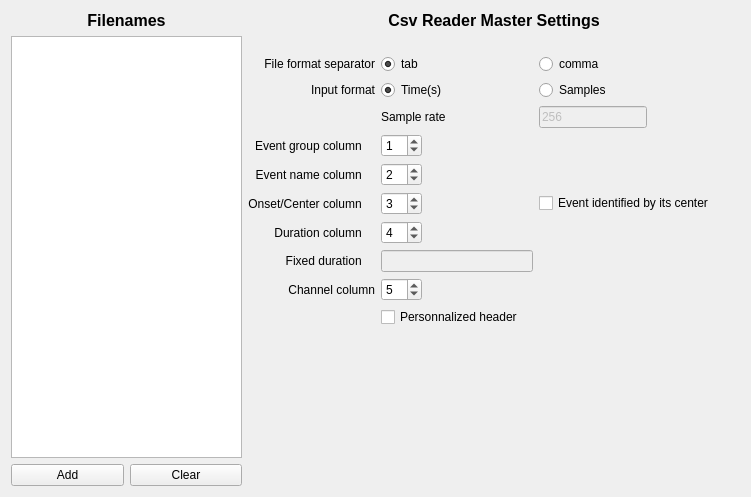
The window that modules/CEAMSModules/CsvReaderMaster/Ui_CsvReaderMasterSettingsView.ui (SnoozToolbox/snooz-package-ceams) describes before a commit, drawn with Qt 5.
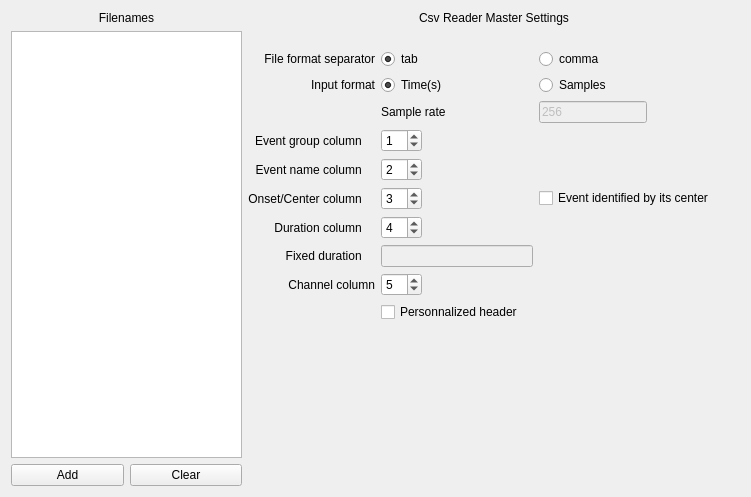
The same window after the commit.

Commit message: Font step 4: forms without fonts of their own, look kept

Diff of the .ui file:
```diff
--- a/modules/CEAMSModules/CsvReaderMaster/Ui_CsvReaderMasterSettingsView.ui
+++ b/modules/CEAMSModules/CsvReaderMaster/Ui_CsvReaderMasterSettingsView.ui
@@ -22,12 +22,6 @@
         <layout class="QHBoxLayout" name="horizontalLayout">
          <item>
           <widget class="QLabel" name="label">
-           <property name="font">
-            <font>
-             <pointsize>12</pointsize>
-             <bold>true</bold>
-            </font>
-           </property>
            <property name="layoutDirection">
             <enum>Qt::LayoutDirection::LeftToRight</enum>
            </property>
@@ -71,12 +65,6 @@
       <layout class="QVBoxLayout" name="verticalLayout_2">
        <item>
         <widget class="QLabel" name="label_7">
-         <property name="font">
-          <font>
-           <pointsize>12</pointsize>
-           <bold>true</bold>
-          </font>
-         </property>
          <property name="layoutDirection">
           <enum>Qt::LayoutDirection::LeftToRight</enum>
          </property>
```
The commit also changes 427 other files.
